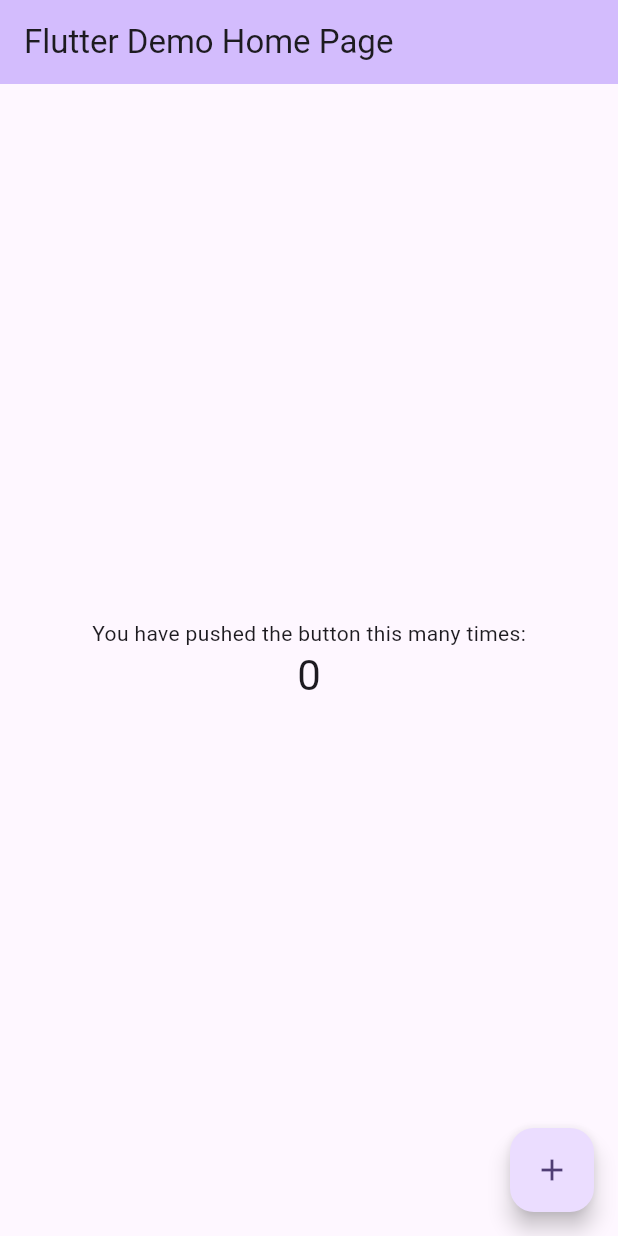
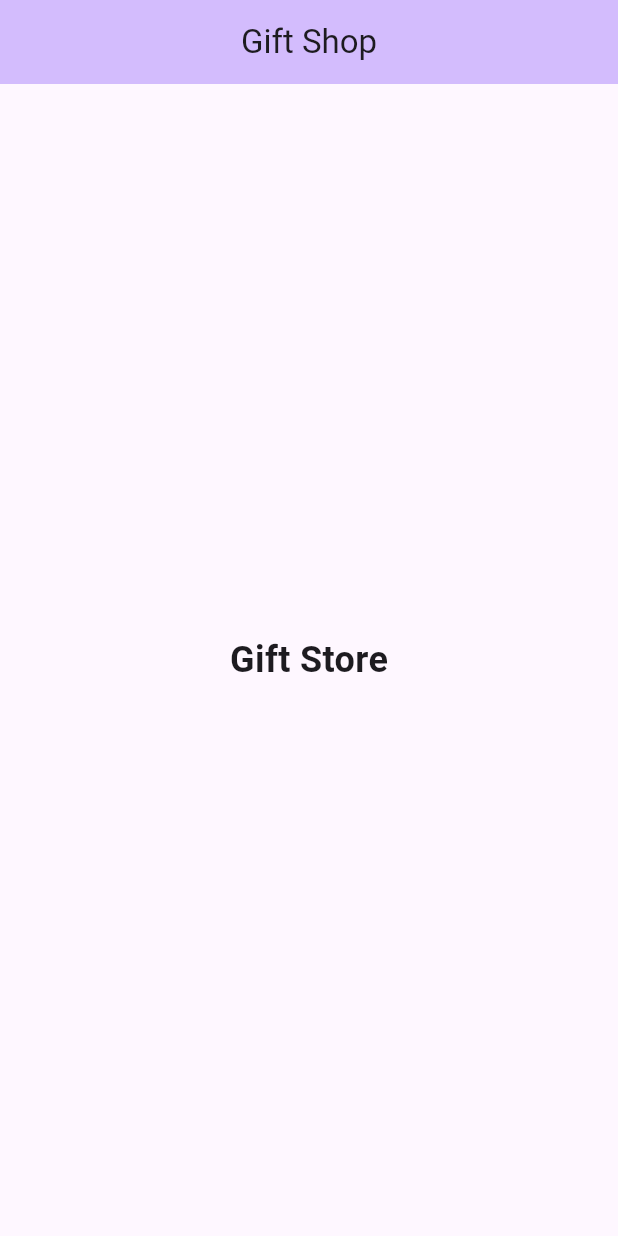
Before and after one commit to LilLannister/GiftStoreApp-Flutter, a Flutter app: the screen it shows after launch, on a phone screen of 412 x 824 dp. Run offline on Flutter 3.47's test engine with Material 3 defaults, Android fonts, the phone set to English and light mode, and no system bars.

Commit message:
setup initial Flutter project structure and app skeleton

```diff
--- /dev/null
+++ b/assets/data/products.json
@@ -0,0 +1,3 @@
+{
+  "products": []
+}
--- a/lib/main.dart
+++ b/lib/main.dart
@@ -1,122 +1,23 @@
 import 'package:flutter/material.dart';
+import 'screens/home_screen.dart';
 
-void main() {
-  runApp(const MyApp());
+void main(){
+  runApp(const GiftStoreApp());
 }
 
-class MyApp extends StatelessWidget {
-  const MyApp({super.key});
+class GiftStoreApp extends StatelessWidget {
+  const GiftStoreApp({super.key});
 
-  // This widget is the root of your application.
   @override
-  Widget build(BuildContext context) {
+  Widget build(BuildContext context){
     return MaterialApp(
-      title: 'Flutter Demo',
+      title: 'Gift Store',
+      debugShowCheckedModeBanner: false,
       theme: ThemeData(
-        // This is the theme of your application.
-        //
-        // TRY THIS: Try running your application with "flutter run". You'll see
-        // the application has a purple toolbar. Then, without quitting the app,
-        // try changing the seedColor in the colorScheme below to Colors.green
-        // and then invoke "hot reload" (save your changes or press the "hot
-        // reload" button in a Flutter-supported IDE, or press "r" if you used
-        // the command line to start the app).
-        //
-        // Notice that the counter didn't reset back to zero; the application
-        // state is not lost during the reload. To reset the state, use hot
-        // restart instead.
-        //
-        // This works for code too, not just values: Most code changes can be
-        // tested with just a hot reload.
-        colorScheme: .fromSeed(seedColor: Colors.deepPurple),
+        colorScheme: ColorScheme.fromSeed(seedColor: Colors.deepPurple),
+        useMaterial3: true,
       ),
-      home: const MyHomePage(title: 'Flutter Demo Home Page'),
+      home: const HomeScreen(),
     );
   }
 }
-
-class MyHomePage extends StatefulWidget {
-  const MyHomePage({super.key, required this.title});
-
-  // This widget is the home page of your application. It is stateful, meaning
-  // that it has a State object (defined below) that contains fields that affect
-  // how it looks.
-
-  // This class is the configuration for the state. It holds the values (in this
-  // case the title) provided by the parent (in this case the App widget) and
-  // used by the build method of the State. Fields in a Widget subclass are
-  // always marked "final".
-
-  final String title;
-
-  @override
-  State<MyHomePage> createState() => _MyHomePageState();
-}
-
-class _MyHomePageState extends State<MyHomePage> {
-  int _counter = 0;
-
-  void _incrementCounter() {
-    setState(() {
-      // This call to setState tells the Flutter framework that something has
-      // changed in this State, which causes it to rerun the build method below
-      // so that the display can reflect the updated values. If we changed
-      // _counter without calling setState(), then the build method would not be
-      // called again, and so nothing would appear to happen.
-      _counter++;
-    });
-  }
-
-  @override
-  Widget build(BuildContext context) {
-    // This method is rerun every time setState is called, for instance as done
-    // by the _incrementCounter method above.
-    //
-    // The Flutter framework has been optimized to make rerunning build methods
-    // fast, so that you can just rebuild anything that needs updating rather
-    // than having to individually change instances of widgets.
-    return Scaffold(
-      appBar: AppBar(
-        // TRY THIS: Try changing the color here to a specific color (to
-        // Colors.amber, perhaps?) and trigger a hot reload to see the AppBar
-        // change color while the other colors stay the same.
-        backgroundColor: Theme.of(context).colorScheme.inversePrimary,
-        // Here we take the value from the MyHomePage object that was created by
-        // the App.build method, and use it to set our appbar title.
-        title: Text(widget.title),
-      ),
-      body: Center(
-        // Center is a layout widget. It takes a single child and positions it
-        // in the middle of the parent.
-        child: Column(
-          // Column is also a layout widget. It takes a list of children and
-          // arranges them vertically. By default, it sizes itself to fit its
-          // children horizontally, and tries to be as tall as its parent.
-          //
-          // Column has various properties to control how it sizes itself and
-          // how it positions its children. Here we use mainAxisAlignment to
-          // center the children vertically; the main axis here is the vertical
-          // axis because Columns are vertical (the cross axis would be
-          // horizontal).
-          //
-          // TRY THIS: Invoke "debug painting" (choose the "Toggle Debug Paint"
-          // action in the IDE, or press "p" in the console), to see the
-          // wireframe for each widget.
-          mainAxisAlignment: .center,
-          children: [
-            const Text('You have pushed the button this many times:'),
-            Text(
-              '$_counter',
-              style: Theme.of(context).textTheme.headlineMedium,
-            ),
-          ],
-        ),
-      ),
-      floatingActionButton: FloatingActionButton(
-        onPressed: _incrementCounter,
-        tooltip: 'Increment',
-        child: const Icon(Icons.add),
-      ),
-    );
-  }
-}
--- /dev/null
+++ b/lib/screens/home_screen.dart
@@ -0,0 +1,25 @@
+import 'package:flutter/material.dart';
+
+class HomeScreen extends StatelessWidget {
+  const HomeScreen({super.key});
+
+  @override
+  Widget build(BuildContext context) {
+    return Scaffold(
+      appBar: AppBar(
+        title: const Text('Gift Shop'),
+        centerTitle: true,
+        backgroundColor: Theme.of(context).colorScheme.inversePrimary,
+      ),
+      body: const Center(
+        child: Text(
+          'Gift Store',
+          style: TextStyle(
+            fontSize: 24,
+            fontWeight: FontWeight.bold,
+          ),
+        ),
+      ),
+    );
+  }
+}
```
Also changed, not shown: lib/data/product_data.dart (added, +13 -0 lines), lib/models/product.dart (added, +38 -0 lines), lib/screens/cart_screen.dart (added, +17 -0 lines), lib/screens/product_detail_screen.dart (added, +21 -0 lines), lib/widgets/cart_badge.dart (added, +32 -0 lines), lib/widgets/product_card.dart (added, +26 -0 lines), pubspec.yaml (+3 -34 lines), 2 other files.
